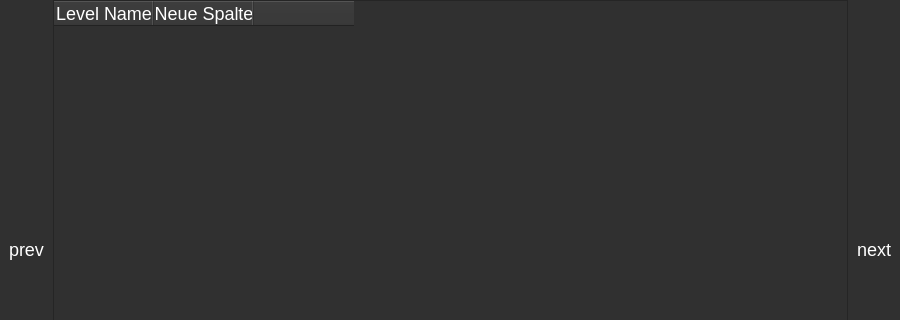
Qt form mainwindow.ui (PyFlat-Studios-JR/Plant-The-Bomb) before a commit; both pictures show x 0 to 900 and y 0 to 320 of the 900 by 500 pixel window.
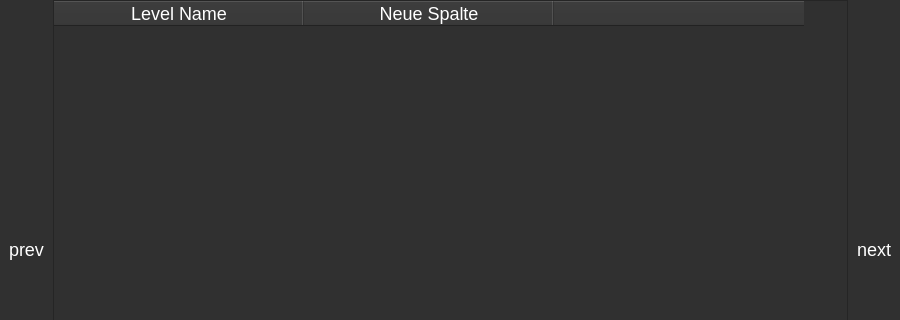
The same form after that commit. Icons and pictures are not drawn. Custom widgets are drawn as their Qt base class.

What changed in the file:
```diff
--- a/mainwindow.ui
+++ b/mainwindow.ui
@@ -715,11 +715,23 @@
             </property>
             <item>
              <widget class="QTableWidget" name="tableWidget">
+              <property name="sizePolicy">
+               <sizepolicy hsizetype="Expanding" vsizetype="Expanding">
+                <horstretch>0</horstretch>
+                <verstretch>0</verstretch>
+               </sizepolicy>
+              </property>
+              <property name="textElideMode">
+               <enum>Qt::ElideLeft</enum>
+              </property>
               <attribute name="horizontalHeaderVisible">
                <bool>true</bool>
               </attribute>
               <attribute name="horizontalHeaderCascadingSectionResizes">
-               <bool>false</bool>
+               <bool>true</bool>
+              </attribute>
+              <attribute name="horizontalHeaderDefaultSectionSize">
+               <number>250</number>
               </attribute>
               <attribute name="horizontalHeaderHighlightSections">
                <bool>false</bool>
```
